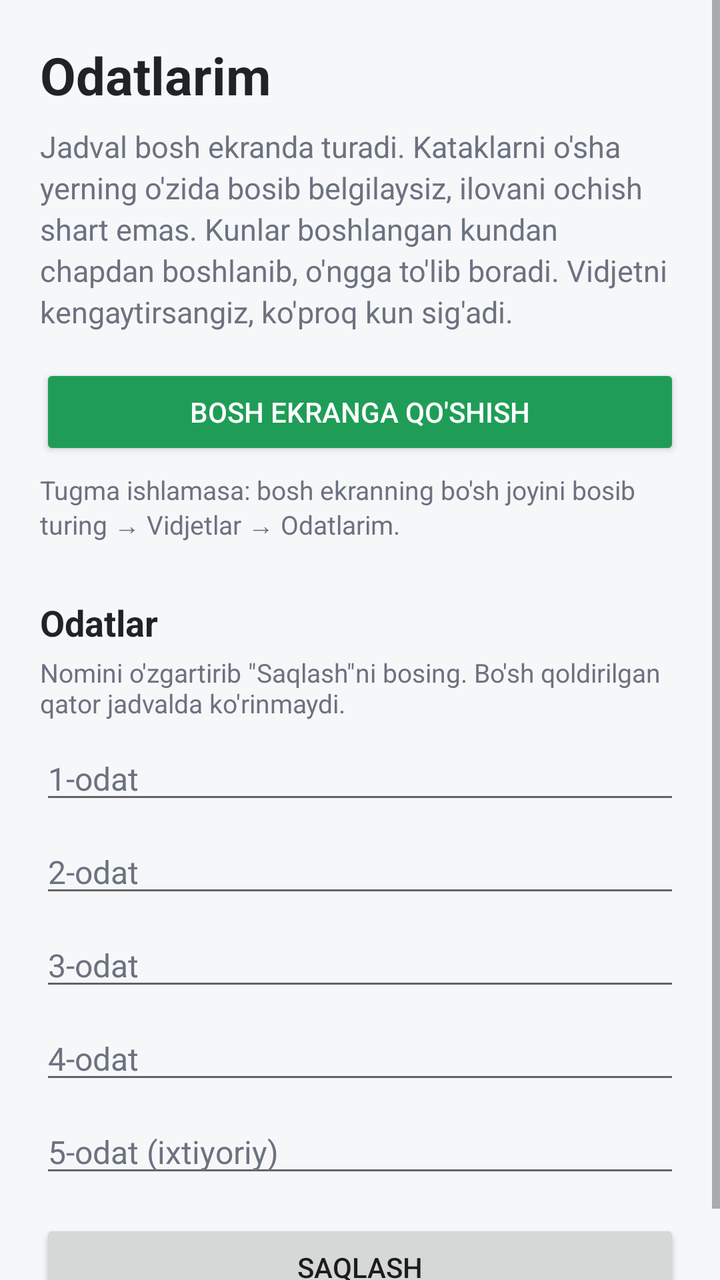
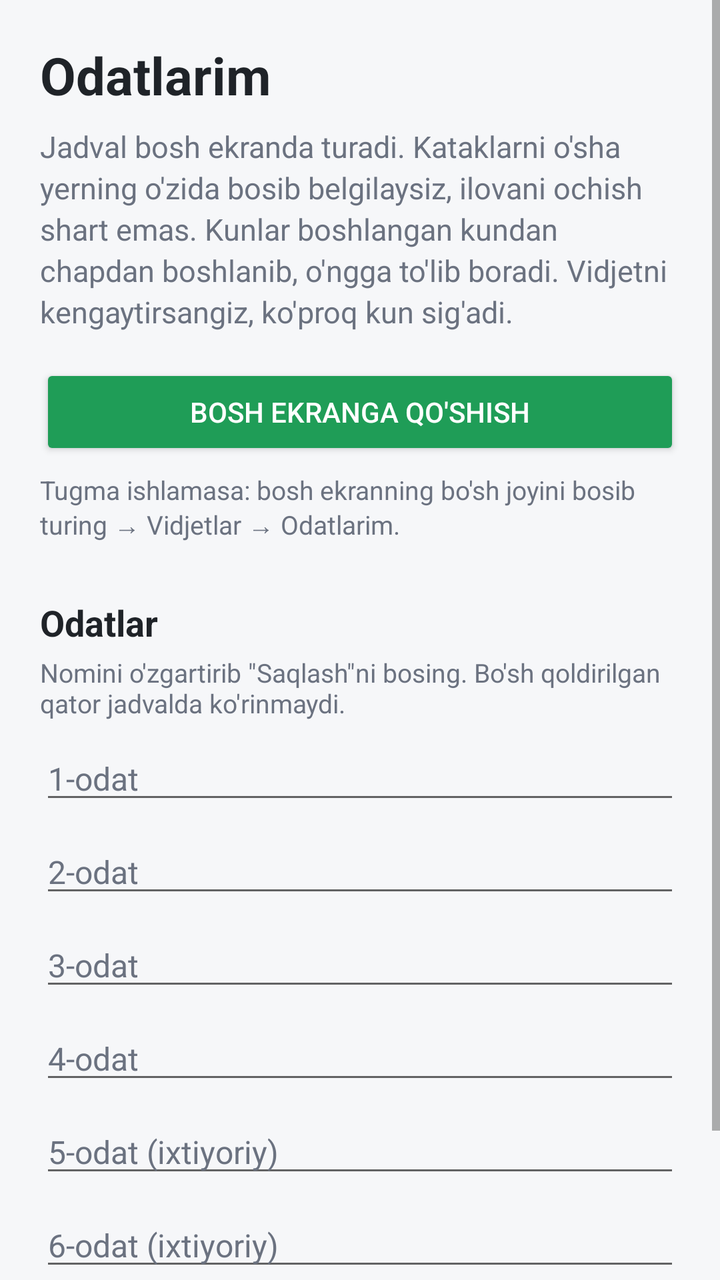

Compare the two renders of this Android layout. The source of the first and the diff that turns it into the second are given below.
<!-- AndroidManifest.xml: application theme AppTheme -->
<!-- res/layout/activity_main.xml -->
<?xml version="1.0" encoding="utf-8"?>
<ScrollView xmlns:android="http://schemas.android.com/apk/res/android"
    android:layout_width="match_parent"
    android:layout_height="match_parent"
    android:background="@color/screen_bg"
    android:fitsSystemWindows="true">

    <LinearLayout
        android:layout_width="match_parent"
        android:layout_height="wrap_content"
        android:orientation="vertical"
        android:padding="20dp">

        <TextView
            android:layout_width="wrap_content"
            android:layout_height="wrap_content"
            android:text="@string/app_name"
            android:textColor="@color/text"
            android:textSize="26sp"
            android:textStyle="bold" />

        <TextView
            android:layout_width="match_parent"
            android:layout_height="wrap_content"
            android:layout_marginTop="8dp"
            android:lineSpacingExtra="3dp"
            android:text="@string/intro"
            android:textColor="@color/muted"
            android:textSize="15sp" />

        <Button
            android:id="@+id/pin"
            android:layout_width="match_parent"
            android:layout_height="wrap_content"
            android:layout_marginTop="16dp"
            android:backgroundTint="@color/accent"
            android:text="@string/pin_widget"
            android:textColor="@color/on_accent" />

        <TextView
            android:layout_width="match_parent"
            android:layout_height="wrap_content"
            android:layout_marginTop="6dp"
            android:text="@string/pin_help"
            android:textColor="@color/muted"
            android:textSize="13sp" />

        <TextView
            android:layout_width="wrap_content"
            android:layout_height="wrap_content"
            android:layout_marginTop="28dp"
            android:text="@string/habits_title"
            android:textColor="@color/text"
            android:textSize="18sp"
            android:textStyle="bold" />

        <TextView
            android:layout_width="match_parent"
            android:layout_height="wrap_content"
            android:layout_marginTop="4dp"
            android:text="@string/habits_help"
            android:textColor="@color/muted"
            android:textSize="13sp" />

        <EditText
            android:id="@+id/habit0"
            style="@style/HabitField"
            android:hint="@string/hint1" />

        <EditText
            android:id="@+id/habit1"
            style="@style/HabitField"
            android:hint="@string/hint2" />

        <EditText
            android:id="@+id/habit2"
            style="@style/HabitField"
            android:hint="@string/hint3" />

        <EditText
            android:id="@+id/habit3"
            style="@style/HabitField"
            android:hint="@string/hint4" />

        <EditText
            android:id="@+id/habit4"
            style="@style/HabitField"
            android:hint="@string/hint5" />

        <Button
            android:id="@+id/save"
            android:layout_width="match_parent"
            android:layout_height="wrap_content"
            android:layout_marginTop="16dp"
            android:text="@string/save" />
    </LinearLayout>
</ScrollView>
<!-- resources referenced by this layout -->
<resources>
  <color name="accent">#FF1F9D57</color>
  <color name="muted">#FF6B7280</color>
  <color name="on_accent">#FFFFFFFF</color>
  <color name="screen_bg">#FFF6F7F9</color>
  <color name="text">#FF1F2328</color>
  <string name="app_name">Odatlarim</string>
  <string name="habits_help">Nomini o\'zgartirib \"Saqlash\"ni bosing. Bo\'sh qoldirilgan qator jadvalda ko\'rinmaydi.</string>
  <string name="habits_title">Odatlar</string>
  <string name="hint1">1-odat</string>
  <string name="hint2">2-odat</string>
  <string name="hint3">3-odat</string>
  <string name="hint4">4-odat</string>
  <string name="hint5">5-odat (ixtiyoriy)</string>
  <string name="intro">Jadval bosh ekranda turadi. Kataklarni o\'sha yerning o\'zida bosib belgilaysiz, ilovani ochish shart emas. Kunlar boshlangan kundan chapdan boshlanib, o\'ngga to\'lib boradi. Vidjetni kengaytirsangiz, ko\'proq kun sig\'adi.</string>
  <string name="pin_help">Tugma ishlamasa: bosh ekranning bo\'sh joyini bosib turing → Vidjetlar → Odatlarim.</string>
  <string name="pin_widget">Bosh ekranga qo\'shish</string>
  <string name="save">Saqlash</string>
  <style name="HabitField">
          <item name="android:layout_width">match_parent</item>
          <item name="android:layout_height">wrap_content</item>
          <item name="android:layout_marginTop">8dp</item>
          <item name="android:inputType">textCapSentences</item>
          <item name="android:maxLines">1</item>
          <item name="android:textColor">@color/text</item>
          <item name="android:textColorHint">@color/muted</item>
          <item name="android:textSize">16sp</item>
      </style>
  <style name="AppTheme" parent="@android:style/Theme.Material.Light.NoActionBar">
          <item name="android:colorAccent">@color/accent</item>
          <item name="android:colorPrimary">@color/accent</item>
          <item name="android:statusBarColor">@color/screen_bg</item>
          <item name="android:windowLightStatusBar">true</item>
      </style>
</resources>

<!-- the commit's change to res/layout/activity_main.xml (unified diff, before → after) -->
@@ -87,6 +87,11 @@
             style="@style/HabitField"
             android:hint="@string/hint5" />
 
+        <EditText
+            android:id="@+id/habit5"
+            style="@style/HabitField"
+            android:hint="@string/hint6" />
+
         <Button
             android:id="@+id/save"
             android:layout_width="match_parent"
<!-- resource entries referenced after the edit -->
@@ -13,6 +13,7 @@
   <string name="hint3">3-odat</string>
   <string name="hint4">4-odat</string>
   <string name="hint5">5-odat (ixtiyoriy)</string>
+  <string name="hint6">6-odat (ixtiyoriy)</string>
   <string name="intro">Jadval bosh ekranda turadi. Kataklarni o\'sha yerning o\'zida bosib belgilaysiz, ilovani ochish shart emas. Kunlar boshlangan kundan chapdan boshlanib, o\'ngga to\'lib boradi. Vidjetni kengaytirsangiz, ko\'proq kun sig\'adi.</string>
   <string name="pin_help">Tugma ishlamasa: bosh ekranning bo\'sh joyini bosib turing → Vidjetlar → Odatlarim.</string>
   <string name="pin_widget">Bosh ekranga qo\'shish</string>
